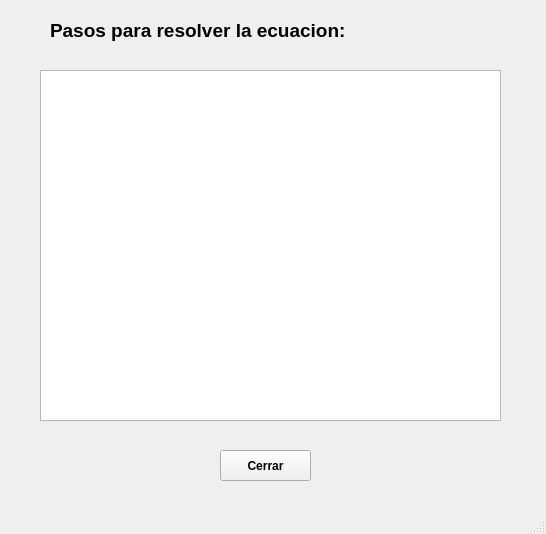
First picture: the form in ProyectoMetodosNumericos/Ventanas/Steps.ui, repository jimmybanegas/ProyectoMetodosNumericos, before the edit.
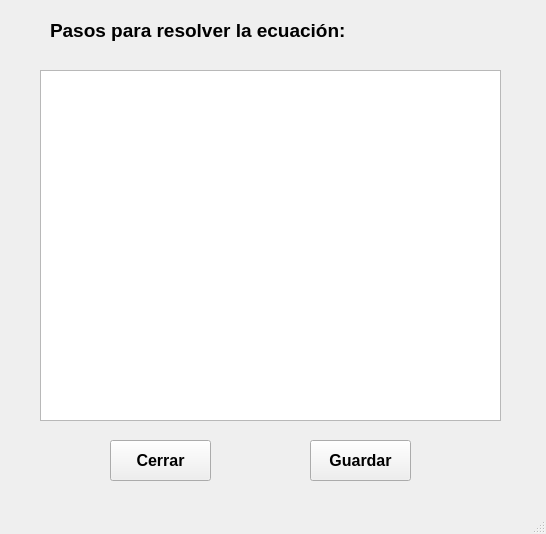
Second picture: the form after the edit. Icons and pictures are not drawn.

The edit to the form file:
```diff
--- a/ProyectoMetodosNumericos/Ventanas/Steps.ui
+++ b/ProyectoMetodosNumericos/Ventanas/Steps.ui
@@ -41,20 +41,21 @@
      </font>
     </property>
     <property name="text">
-     <string>Pasos para resolver la ecuacion:</string>
+     <string>Pasos para resolver la ecuación:</string>
     </property>
    </widget>
    <widget class="QPushButton" name="btnCerrar">
     <property name="geometry">
      <rect>
-      <x>220</x>
-      <y>450</y>
-      <width>91</width>
-      <height>31</height>
+      <x>110</x>
+      <y>440</y>
+      <width>101</width>
+      <height>41</height>
      </rect>
     </property>
     <property name="font">
      <font>
+      <pointsize>12</pointsize>
       <weight>75</weight>
       <bold>true</bold>
      </font>
@@ -62,6 +63,34 @@
     <property name="text">
      <string>Cerrar</string>
     </property>
+    <property name="icon">
+     <iconset resource="imagenes/imagenes.qrc">
+      <normaloff>:/edit-delete.png</normaloff>:/edit-delete.png</iconset>
+    </property>
+   </widget>
+   <widget class="QPushButton" name="btnGuardar">
+    <property name="geometry">
+     <rect>
+      <x>310</x>
+      <y>440</y>
+      <width>101</width>
+      <height>41</height>
+     </rect>
+    </property>
+    <property name="font">
+     <font>
+      <pointsize>12</pointsize>
+      <weight>75</weight>
+      <bold>true</bold>
+     </font>
+    </property>
+    <property name="text">
+     <string>Guardar</string>
+    </property>
+    <property name="icon">
+     <iconset resource="imagenes/imagenes.qrc">
+      <normaloff>:/accessories-dictionary.png</normaloff>:/accessories-dictionary.png</iconset>
+    </property>
    </widget>
   </widget>
   <widget class="QMenuBar" name="menubar">
```
Left out of the diff: 10 changed lines with no effect on the pictures.
